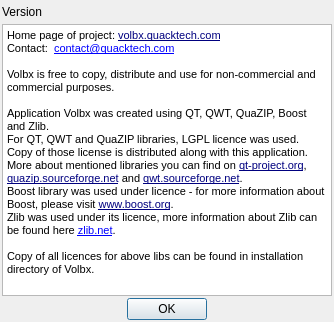
przemek83/volbx, file GUI/About.ui: the form before one commit.
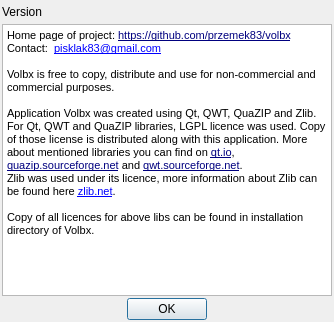
The form after the commit.

Commit message:
Libs licences and about
Added missing libs licences (Qt, QWT, QuaZip, Zlib). Refresh of about dialog. Refresh of application properties.

Diff of the .ui file:
```diff
--- a/GUI/About.ui
+++ b/GUI/About.ui
@@ -79,17 +79,16 @@
 &lt;html&gt;&lt;head&gt;&lt;meta name=&quot;qrichtext&quot; content=&quot;1&quot; /&gt;&lt;style type=&quot;text/css&quot;&gt;
 p, li { white-space: pre-wrap; }
 &lt;/style&gt;&lt;/head&gt;&lt;body style=&quot; font-family:'MS Shell Dlg 2'; font-size:8.25pt; font-weight:400; font-style:normal;&quot;&gt;
-&lt;p style=&quot; margin-top:0px; margin-bottom:0px; margin-left:0px; margin-right:0px; -qt-block-indent:0; text-indent:0px;&quot;&gt;&lt;span style=&quot; font-size:8pt; color:#000000;&quot;&gt;Home page of project: &lt;/span&gt;&lt;a href=&quot;http://volbx.quacktech.com&quot;&gt;&lt;span style=&quot; font-size:8pt; text-decoration: underline; color:#00007f;&quot;&gt;volbx.quacktech.com&lt;/span&gt;&lt;/a&gt;&lt;span style=&quot; font-size:8pt; color:#000000;&quot;&gt; &lt;/span&gt;&lt;/p&gt;
-&lt;p style=&quot; margin-top:0px; margin-bottom:0px; margin-left:0px; margin-right:0px; -qt-block-indent:0; text-indent:0px;&quot;&gt;&lt;span style=&quot; font-size:8pt; color:#000000;&quot;&gt;Contact:  &lt;/span&gt;&lt;a href=&quot;mailto:contact@quacktech.com&quot;&gt;&lt;span style=&quot; font-size:8pt; text-decoration: underline; color:#0000ff;&quot;&gt;contact@quacktech.com&lt;/span&gt;&lt;/a&gt;&lt;/p&gt;
-&lt;p style=&quot;-qt-paragraph-type:empty; margin-top:0px; margin-bottom:0px; margin-left:0px; margin-right:0px; -qt-block-indent:0; text-indent:0px; font-size:8pt;&quot;&gt;&lt;br /&gt;&lt;/p&gt;
-&lt;p style=&quot; margin-top:0px; margin-bottom:0px; margin-left:0px; margin-right:0px; -qt-block-indent:0; text-indent:0px;&quot;&gt;&lt;span style=&quot; font-size:8pt;&quot;&gt;Volbx is free to copy, distribute and use for &lt;/span&gt;&lt;a name=&quot;result_box&quot;&gt;&lt;/a&gt;&lt;span style=&quot; font-size:8pt;&quot;&gt;n&lt;/span&gt;&lt;span style=&quot; font-size:8pt;&quot;&gt;on-commercial and commercial purposes.&lt;/span&gt;&lt;/p&gt;
-&lt;p style=&quot;-qt-paragraph-type:empty; margin-top:0px; margin-bottom:0px; margin-left:0px; margin-right:0px; -qt-block-indent:0; text-indent:0px; font-size:8pt;&quot;&gt;&lt;br /&gt;&lt;/p&gt;
-&lt;p style=&quot; margin-top:0px; margin-bottom:0px; margin-left:0px; margin-right:0px; -qt-block-indent:0; text-indent:0px;&quot;&gt;&lt;span style=&quot; font-size:8pt; color:#000000;&quot;&gt;Application Volbx was created using QT, QWT, QuaZIP, Boost and Zlib.&lt;/span&gt;&lt;/p&gt;
-&lt;p style=&quot; margin-top:0px; margin-bottom:0px; margin-left:0px; margin-right:0px; -qt-block-indent:0; text-indent:0px;&quot;&gt;&lt;span style=&quot; font-size:8pt; color:#000000;&quot;&gt;For QT, QWT and QuaZIP libraries, LGPL licence was used. Copy of those license is distributed along with this application. More about mentioned libraries you can find on &lt;/span&gt;&lt;a href=&quot;http://qt-project.org/&quot;&gt;&lt;span style=&quot; font-size:8pt; text-decoration: underline; color:#00007f;&quot;&gt;qt-project.org&lt;/span&gt;&lt;/a&gt;&lt;span style=&quot; font-size:8pt;&quot;&gt;, &lt;/span&gt;&lt;a href=&quot;http://quazip.sourceforge.net/&quot;&gt;&lt;span style=&quot; font-size:8pt; text-decoration: underline; color:#00007f;&quot;&gt;quazip.sourceforge.net&lt;/span&gt;&lt;/a&gt;&lt;span style=&quot; font-size:8pt;&quot;&gt; and &lt;/span&gt;&lt;a href=&quot;http://qwt.sourceforge.net/&quot;&gt;&lt;span style=&quot; font-size:8pt; text-decoration: underline; color:#00007f;&quot;&gt;qwt.sourceforge.net&lt;/span&gt;&lt;/a&gt;&lt;span style=&quot; font-size:8pt;&quot;&gt;. &lt;/span&gt;&lt;/p&gt;
-&lt;p style=&quot; margin-top:0px; margin-bottom:0px; margin-left:0px; margin-right:0px; -qt-block-indent:0; text-indent:0px;&quot;&gt;&lt;span style=&quot; font-size:8pt; color:#000000;&quot;&gt;Boost library was used under licence - for more information about Boost, please visit &lt;/span&gt;&lt;a href=&quot;http://www.boost.org/&quot;&gt;&lt;span style=&quot; font-size:8pt; text-decoration: underline; color:#00007f;&quot;&gt;www.boost.org&lt;/span&gt;&lt;/a&gt;&lt;span style=&quot; font-size:8pt; color:#000000;&quot;&gt;.&lt;/span&gt;&lt;/p&gt;
-&lt;p style=&quot; margin-top:0px; margin-bottom:0px; margin-left:0px; margin-right:0px; -qt-block-indent:0; text-indent:0px;&quot;&gt;&lt;span style=&quot; font-size:8pt; color:#000000;&quot;&gt;Zlib was used under its licence, more information about Zlib can be found here &lt;/span&gt;&lt;a href=&quot;http://zlib.net/&quot;&gt;&lt;span style=&quot; font-family:'MS Sans Serif'; font-size:8pt; text-decoration: underline; color:#0000ff;&quot;&gt;zlib.net&lt;/span&gt;&lt;/a&gt;&lt;span style=&quot; font-size:8pt; color:#000000;&quot;&gt;.&lt;/span&gt;&lt;/p&gt;
-&lt;p style=&quot;-qt-paragraph-type:empty; margin-top:0px; margin-bottom:0px; margin-left:0px; margin-right:0px; -qt-block-indent:0; text-indent:0px; font-size:8pt; color:#000000;&quot;&gt;&lt;br /&gt;&lt;/p&gt;
-&lt;p style=&quot; margin-top:0px; margin-bottom:0px; margin-left:0px; margin-right:0px; -qt-block-indent:0; text-indent:0px;&quot;&gt;&lt;span style=&quot; font-size:8pt; color:#000000;&quot;&gt;Copy of all licences for above libs can be found in installation directory of Volbx.&lt;/span&gt;&lt;/p&gt;&lt;/body&gt;&lt;/html&gt;</string>
+&lt;p style=&quot; margin-top:0px; margin-bottom:0px; margin-left:0px; margin-right:0px; -qt-block-indent:0; text-indent:0px;&quot;&gt;&lt;span style=&quot; font-family:'MS Shell Dlg 2'; font-size:8pt; color:#000000;&quot;&gt;Home page of project: &lt;/span&gt;&lt;a href=&quot;https://github.com/przemek83/volbx&quot;&gt;&lt;span style=&quot; font-family:'MS Shell Dlg 2'; font-size:8pt; text-decoration: underline; color:#00007f;&quot;&gt;https://github.com/przemek83/volbx&lt;/span&gt;&lt;/a&gt;&lt;span style=&quot; font-family:'MS Shell Dlg 2'; font-size:8pt; color:#000000;&quot;&gt; &lt;/span&gt;&lt;/p&gt;
+&lt;p style=&quot; margin-top:0px; margin-bottom:0px; margin-left:0px; margin-right:0px; -qt-block-indent:0; text-indent:0px;&quot;&gt;&lt;span style=&quot; font-family:'MS Shell Dlg 2'; font-size:8pt; color:#000000;&quot;&gt;Contact:  &lt;/span&gt;&lt;a href=&quot;mailto:pisklak83@gmail.com&quot;&gt;&lt;span style=&quot; font-family:'MS Shell Dlg 2'; font-size:8pt; text-decoration: underline; color:#0000ff;&quot;&gt;pisklak83@gmail.com&lt;/span&gt;&lt;/a&gt;&lt;/p&gt;
+&lt;p style=&quot;-qt-paragraph-type:empty; margin-top:0px; margin-bottom:0px; margin-left:0px; margin-right:0px; -qt-block-indent:0; text-indent:0px; font-family:'MS Shell Dlg 2'; font-size:8pt;&quot;&gt;&lt;br /&gt;&lt;/p&gt;
+&lt;p style=&quot; margin-top:0px; margin-bottom:0px; margin-left:0px; margin-right:0px; -qt-block-indent:0; text-indent:0px;&quot;&gt;&lt;span style=&quot; font-family:'MS Shell Dlg 2'; font-size:8pt;&quot;&gt;Volbx is free to copy, distribute and use for &lt;/span&gt;&lt;a name=&quot;result_box&quot;&gt;&lt;/a&gt;&lt;span style=&quot; font-family:'MS Shell Dlg 2'; font-size:8pt;&quot;&gt;n&lt;/span&gt;&lt;span style=&quot; font-family:'MS Shell Dlg 2'; font-size:8pt;&quot;&gt;on-commercial and commercial purposes.&lt;/span&gt;&lt;/p&gt;
+&lt;p style=&quot;-qt-paragraph-type:empty; margin-top:0px; margin-bottom:0px; margin-left:0px; margin-right:0px; -qt-block-indent:0; text-indent:0px; font-family:'MS Shell Dlg 2'; font-size:8pt;&quot;&gt;&lt;br /&gt;&lt;/p&gt;
+&lt;p style=&quot; margin-top:0px; margin-bottom:0px; margin-left:0px; margin-right:0px; -qt-block-indent:0; text-indent:0px;&quot;&gt;&lt;span style=&quot; font-family:'MS Shell Dlg 2'; font-size:8pt; color:#000000;&quot;&gt;Application Volbx was created using Qt, QWT, QuaZIP and Zlib.&lt;/span&gt;&lt;/p&gt;
+&lt;p style=&quot; margin-top:0px; margin-bottom:0px; margin-left:0px; margin-right:0px; -qt-block-indent:0; text-indent:0px;&quot;&gt;&lt;span style=&quot; font-family:'MS Shell Dlg 2'; font-size:8pt; color:#000000;&quot;&gt;For Qt, QWT and QuaZIP libraries, LGPL licence was used. Copy of those license is distributed along with this application. More about mentioned libraries you can find on &lt;/span&gt;&lt;a href=&quot;https://www.qt.io/&quot;&gt;&lt;span style=&quot; font-family:'MS Shell Dlg 2'; font-size:8pt; text-decoration: underline; color:#00007f;&quot;&gt;qt.io&lt;/span&gt;&lt;/a&gt;&lt;span style=&quot; font-family:'MS Shell Dlg 2'; font-size:8pt;&quot;&gt;, &lt;/span&gt;&lt;a href=&quot;http://quazip.sourceforge.net/&quot;&gt;&lt;span style=&quot; font-family:'MS Shell Dlg 2'; font-size:8pt; text-decoration: underline; color:#00007f;&quot;&gt;quazip.sourceforge.net&lt;/span&gt;&lt;/a&gt;&lt;span style=&quot; font-family:'MS Shell Dlg 2'; font-size:8pt;&quot;&gt; and &lt;/span&gt;&lt;a href=&quot;http://qwt.sourceforge.net/&quot;&gt;&lt;span style=&quot; font-family:'MS Shell Dlg 2'; font-size:8pt; text-decoration: underline; color:#00007f;&quot;&gt;qwt.sourceforge.net&lt;/span&gt;&lt;/a&gt;&lt;span style=&quot; font-family:'MS Shell Dlg 2'; font-size:8pt;&quot;&gt;. &lt;/span&gt;&lt;/p&gt;
+&lt;p style=&quot; margin-top:0px; margin-bottom:0px; margin-left:0px; margin-right:0px; -qt-block-indent:0; text-indent:0px;&quot;&gt;&lt;span style=&quot; font-family:'MS Shell Dlg 2'; font-size:8pt; color:#000000;&quot;&gt;Zlib was used under its licence, more information about Zlib can be found here &lt;/span&gt;&lt;a href=&quot;http://zlib.net/&quot;&gt;&lt;span style=&quot; font-family:'MS Shell Dlg 2'; font-size:8pt; text-decoration: underline; color:#0000ff;&quot;&gt;zlib.net&lt;/span&gt;&lt;/a&gt;&lt;span style=&quot; font-family:'MS Shell Dlg 2'; font-size:8pt; color:#000000;&quot;&gt;.&lt;/span&gt;&lt;/p&gt;
+&lt;p style=&quot;-qt-paragraph-type:empty; margin-top:0px; margin-bottom:0px; margin-left:0px; margin-right:0px; -qt-block-indent:0; text-indent:0px; font-family:'MS Shell Dlg 2'; font-size:8pt; color:#000000;&quot;&gt;&lt;br /&gt;&lt;/p&gt;
+&lt;p style=&quot; margin-top:0px; margin-bottom:0px; margin-left:0px; margin-right:0px; -qt-block-indent:0; text-indent:0px;&quot;&gt;&lt;span style=&quot; font-family:'MS Shell Dlg 2'; font-size:8pt; color:#000000;&quot;&gt;Copy of all licences for above libs can be found in installation directory of Volbx.&lt;/span&gt;&lt;/p&gt;&lt;/body&gt;&lt;/html&gt;</string>
      </property>
      <property name="openExternalLinks">
       <bool>true</bool>
```
The commit also changes 5 other files.
